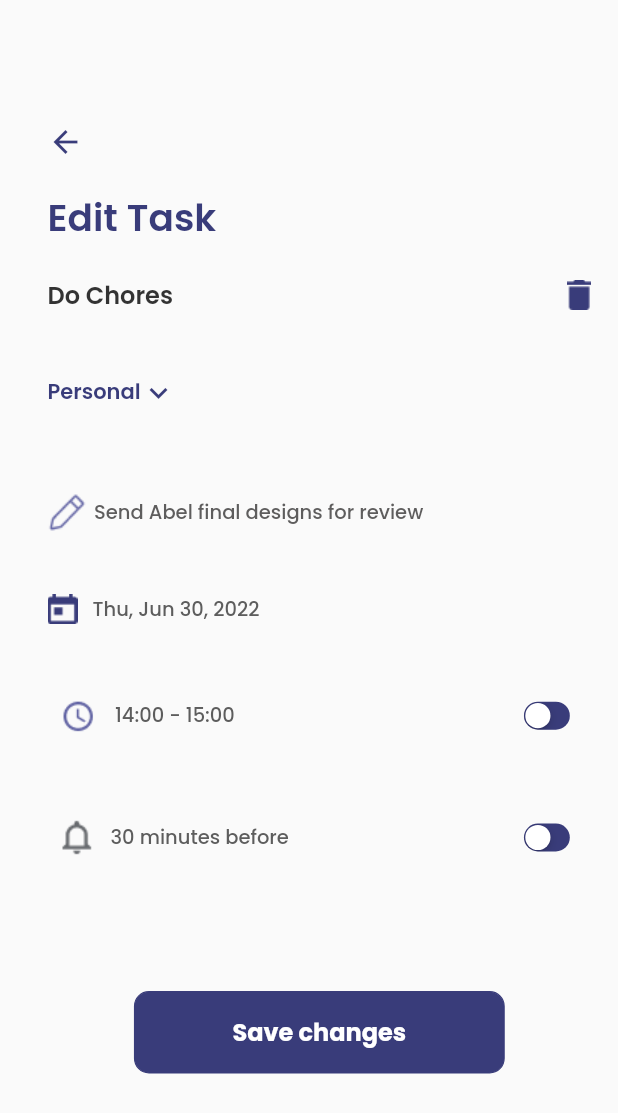
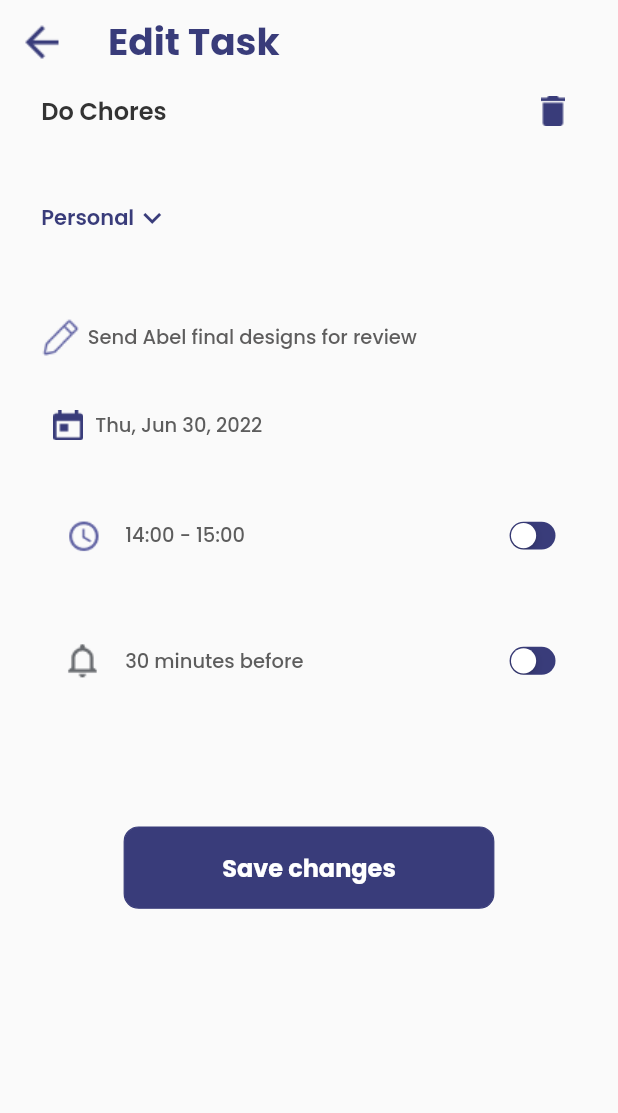
Before and after one commit to MJdugule/mind_pal, a Flutter app: the AllTasksScreen screen opened directly, after a tap on "Edit", on a phone screen of 412 x 824 dp. Shown: the top 1113 px of the screen. Run offline on Flutter 3.47's test engine with Material 2 defaults, Android fonts, the light colour scheme and no system bars; our stand-ins replace google_fonts, percent_indicator, shared_preferences, smooth_page_indicator; accounts and stored records are empty.

Commit message:
some minor and sllightly major style and nav fixes

```diff
--- a/lib/screens/home/alltasks.dart
+++ b/lib/screens/home/alltasks.dart
@@ -1,118 +1,135 @@
 import 'package:flutter/cupertino.dart';
 import 'package:flutter/material.dart';
 import 'package:google_fonts/google_fonts.dart';
+import 'package:mind_pal/screens/home/menu.dart';
 import 'package:mind_pal/shared_constants/components.dart';
 
 import '../../shared_constants/colours.dart';
 import '../../shared_constants/res_config.dart';
 
-class AllTasksScreen extends StatelessWidget {
+class AllTasksScreen extends StatefulWidget {
   const AllTasksScreen({Key? key}) : super(key: key);
+
+  @override
+  State<AllTasksScreen> createState() => _AllTasksScreenState();
+}
+
+class _AllTasksScreenState extends State<AllTasksScreen> {
+  List tasks = [
+    const TaskComponent(
+        taskCategory: 'Personal',
+        taskTitle: 'Do Chores',
+        taskTime: '09:00 - 10:30'),
+    const TaskComponent(
+        taskCategory: 'Personal',
+        taskTitle: 'Buy Groceries',
+        taskTime: '11:00 - 12:00'),
+    const TaskComponent(
+        taskCategory: 'Work',
+        taskTitle: 'Respond to Emails',
+        taskTime: '14:00 - 15:00'),
+  ];
 
   @override
   Widget build(BuildContext context) {
     ResConfig().init(context);
     return Scaffold(
-      body: SingleChildScrollView(
-        child: Padding(
-          padding: EdgeInsets.only(
-            left: ResConfig.screenWidth / 13,
-            top: ResConfig.screenWidth / 5,
-            right: ResConfig.screenWidth / 23,
+      appBar: AppBar(
+        title: Text(
+          'All Tasks',
+          style: GoogleFonts.poppins(
+            fontWeight: FontWeight.w700,
+            color: purpleText,
+            fontSize: 25,
           ),
+        ),
+        elevation: 0,
+        leading: InkWell(
+          onTap: () {
+            Navigator.pop(context);
+          },
+          child: Image.asset('assets/icons/back.png'),
+        ),
+        backgroundColor: Colors.transparent,
+      ),
+      body: Container(
+        padding: EdgeInsets.symmetric(horizontal: ResConfig.screenWidth / 15),
         child: Column(
           crossAxisAlignment: CrossAxisAlignment.start,
           children: [
-              Row(
-                children: [
-                  InkWell(
-                      onTap: () {
-                        Navigator.pop(context);
-                      },
-                      child: Icon(Icons.arrow_back, color: purpleText)),
-                  SizedBox(width: ResConfig.screenWidth / 20),
-                  Text('All Tasks',
-                      style: GoogleFonts.poppins(
-                          color: purpleText,
-                          fontSize: 30,
-                          fontWeight: FontWeight.w700)),
-                ],
-              ),
             SizedBox(height: ResConfig.screenHeight / 30),
             Text(
               'Everything you need to do in one place',
               style: GoogleFonts.poppins(
                   color: greyText, fontSize: 14, fontWeight: FontWeight.w600),
             ),
-              SizedBox(height: ResConfig.screenHeight / 15),
-              Row(children: [
-                Image.asset('assets/icons/Icon Artwork.png'),
-                SizedBox(width: ResConfig.screenWidth / 35),
+            Padding(
+              padding: EdgeInsets.only(top: ResConfig.screenHeight / 30),
+              child: Row(children: [
+                Padding(
+                  padding: const EdgeInsets.all(8.0),
+                  child: Image.asset('assets/icons/Icon Artwork.png'),
+                ),
                 Text('June 30, 2022',
                     style: GoogleFonts.poppins(
                         color: menuText,
                         fontSize: 15,
                         fontWeight: FontWeight.w600)),
-                SizedBox(width: ResConfig.screenWidth / 8),
-                Image.asset(
+                const Expanded(
+                  child: SizedBox(),
+                ),
+                Padding(
+                  padding: const EdgeInsets.all(8.0),
+                  child: Image.asset(
                     'assets/icons/filter-variant.png',
                     height: 30,
                     width: 30,
                   ),
-                SizedBox(
-                  width: 20,
                 ),
-                Image.asset(
+                Padding(
+                  padding: const EdgeInsets.all(8.0),
+                  child: Image.asset(
                     'assets/icons/Group 26995.png',
                     height: 30,
                     width: 30,
                   ),
-                SizedBox(
-                  width: 25,
                 ),
-                Image.asset(
+                Padding(
+                  padding: const EdgeInsets.all(8.0),
+                  child: Image.asset(
                     'assets/icons/angle-down.png',
                     height: 30,
                     width: 30,
                   ),
+                ),
               ]),
-              SizedBox(height: ResConfig.screenHeight / 25),
-              Text(
+            ),
+            Padding(
+              padding:
+                  EdgeInsets.symmetric(vertical: ResConfig.screenHeight / 30),
+              child: Text(
                 'Today',
                 style: GoogleFonts.poppins(
                     color: purpleText,
                     fontSize: 18,
                     fontWeight: FontWeight.w700),
               ),
+            ),
             SizedBox(
-                height: ResConfig.screenHeight / 25,
+              height: ResConfig.screenHeight / 2,
+              child: ListView.builder(
+                shrinkWrap: true,
+                itemBuilder: ((context, index) {
+                  return tasks[index];
+                }),
+                itemCount: tasks.length,
               ),
-              TaskComponent(
-                  taskCategory: 'Personal',
-                  taskTitle: 'Do Chores',
-                  taskTime: '09:00 - 10:30'),
-              SizedBox(
-                height: ResConfig.screenHeight / 25,
-              ),
-              TaskComponent(
-                  taskCategory: 'Personal',
-                  taskTitle: 'Buy Groceries',
-                  taskTime: '11:00 - 12:00'),
-              SizedBox(
-                height: ResConfig.screenHeight / 25,
-              ),
-              TaskComponent(
-                  taskCategory: 'Work',
-                  taskTitle: 'Respond to Emails',
-                  taskTime: '14:00 - 15:00'),
-              SizedBox(
-                height: ResConfig.screenHeight / 25,
             ),
             Align(
               alignment: Alignment.bottomRight,
               child: TextButton.icon(
                 onPressed: null,
-                    label: Icon(
+                label: const Icon(
                   Icons.keyboard_arrow_down_rounded,
                   color: purpleText,
                 ),
@@ -122,10 +139,10 @@ class AllTasksScreen extends StatelessWidget {
                       color: purpleText,
                       fontSize: 14,
                       fontWeight: FontWeight.w700),
-                    )),
-              )
+                ),
+              ),
+            ),
           ],
-          ),
         ),
       ),
     );
--- a/lib/screens/home/edit_tasks_screen.dart
+++ b/lib/screens/home/edit_tasks_screen.dart
@@ -1,12 +1,9 @@
-import 'package:flutter/cupertino.dart';
 import 'package:flutter/material.dart';
 import 'package:google_fonts/google_fonts.dart';
-import 'package:mind_pal/screens/home/alltasks.dart';
 import 'package:mind_pal/screens/home/saved.dart';
+import 'package:mind_pal/shared_constants/colours.dart';
+import 'package:mind_pal/shared_constants/res_config.dart';
 import 'package:mind_pal/shared_constants/widgets.dart';
-
-import '../../shared_constants/colours.dart';
-import '../../shared_constants/res_config.dart';
 
 class EditTasksScreen extends StatefulWidget {
   const EditTasksScreen(
@@ -24,45 +21,47 @@ class _EditTasksScreenState extends State<EditTasksScreen> {
   Widget build(BuildContext context) {
     ResConfig().init(context);
     return Scaffold(
+      appBar: AppBar(
+        title: Text(
+          'Edit Task',
+          style: GoogleFonts.poppins(
+            fontWeight: FontWeight.w700,
+            color: purpleText,
+            fontSize: 25,
+          ),
+        ),
+        elevation: 0,
+        leading: InkWell(
+          onTap: () {
+            Navigator.pop(context);
+          },
+          child: Image.asset('assets/icons/back.png'),
+        ),
+        backgroundColor: Colors.transparent,
+      ),
       body: SingleChildScrollView(
-        child: Padding(
-          padding: EdgeInsets.only(
-            left: ResConfig.screenWidth / 13,
-            top: ResConfig.screenWidth / 5,
-            right: ResConfig.screenWidth / 23,
-          ),
+        child: Container(
+          padding: EdgeInsets.symmetric(horizontal: ResConfig.screenWidth / 15),
           child: Column(
             crossAxisAlignment: CrossAxisAlignment.start,
             children: [
-              InkWell(
-                  onTap: () {
-                    Navigator.pop(context);
-                  },
-                  child: Icon(Icons.arrow_back, color: purpleText)),
-              SizedBox(
-                height: ResConfig.screenWidth / 20,
-              ),
-              Text(
-                'Edit Task',
-                style: GoogleFonts.poppins(
-                    color: purpleText,
-                    fontSize: 25,
-                    fontWeight: FontWeight.w600),
-              ),
-              SizedBox(
-                height: ResConfig.screenWidth / 20,
-              ),
-              Row(mainAxisAlignment: MainAxisAlignment.spaceBetween, children: [
+              Row(
+                mainAxisAlignment: MainAxisAlignment.spaceBetween,
+                children: [
                   Text(widget.taskTitle,
                       style: GoogleFonts.poppins(
                           color: menuText,
                           fontSize: 16,
                           fontWeight: FontWeight.w600)),
-                Image.asset(
+                  Padding(
+                    padding: const EdgeInsets.all(8.0),
+                    child: Image.asset(
                       'assets/icons/delete.png',
                       height: 20,
                     ),
-              ]),
+                  ),
+                ],
+              ),
               SizedBox(
                 height: ResConfig.screenWidth / 10,
               ),
@@ -75,7 +74,7 @@ class _EditTasksScreenState extends State<EditTasksScreen> {
                         fontSize: 14,
                         fontWeight: FontWeight.w600),
                   ),
-                  Icon(
+                  const Icon(
                     Icons.keyboard_arrow_down_sharp,
                     color: purpleText,
                   )
@@ -100,16 +99,16 @@ class _EditTasksScreenState extends State<EditTasksScreen> {
                 ],
               ),
               SizedBox(
-                height: ResConfig.screenHeight / 20,
+                height: ResConfig.screenHeight / 30,
               ),
               Row(
                 children: [
-                  Image.asset(
+                  Padding(
+                    padding: const EdgeInsets.all(8.0),
+                    child: Image.asset(
                       'assets/icons/Icon Artwork.png',
                       height: 20,
                     ),
-                  SizedBox(
-                    width: 10,
                   ),
                   Text(
                     'Thu, Jun 30, 2022',
@@ -121,16 +120,16 @@ class _EditTasksScreenState extends State<EditTasksScreen> {
                 ],
               ),
               SizedBox(
-                height: ResConfig.screenHeight / 20,
+                height: ResConfig.screenHeight / 30,
               ),
               Row(
                 children: [
-                  Image.asset(
+                  Padding(
+                    padding: const EdgeInsets.all(8.0),
+                    child: Image.asset(
                       'assets/icons/clock.png',
                       height: 40,
                     ),
-                  SizedBox(
-                    width: 5,
                   ),
                   Text(
                     '14:00 - 15:00',
@@ -144,16 +143,16 @@ class _EditTasksScreenState extends State<EditTasksScreen> {
                 ],
               ),
               SizedBox(
-                height: ResConfig.screenHeight / 20,
+                height: ResConfig.screenHeight / 30,
               ),
               Row(
                 children: [
-                  Image.asset(
+                  Padding(
+                    padding: const EdgeInsets.all(8.0),
+                    child: Image.asset(
                       'assets/icons/bell-outline.png',
                       height: 40,
                     ),
-                  SizedBox(
-                    width: 2,
                   ),
                   Text(
                     '30 minutes before',
@@ -169,12 +168,10 @@ class _EditTasksScreenState extends State<EditTasksScreen> {
               SizedBox(height: ResConfig.screenHeight / 10),
               GestureDetector(
                   onTap: () {
-                      Navigator.push(
-          context,
-          MaterialPageRoute(
-              builder: (context) =>  SavedScreen()));
+                    Navigator.pushReplacement(context,
+                        MaterialPageRoute(builder: (context) => SavedScreen()));
                   },
-                  child: Center(
+                  child: const Center(
                       child: GetStartedButton(
                           color: Color(0xFF393c7A),
                           text: 'Save changes',
--- a/lib/screens/home/home.dart
+++ b/lib/screens/home/home.dart
@@ -29,8 +29,7 @@ class _HomeScreenState extends State<HomeScreen> {
       drawerEnableOpenDragGesture: true,
       drawer: Drawer(
         child: const Menu(),
-
-        //width: MediaQuery.of(context).size.width,
+        width: ResConfig.screenWidth,
       ),
       appBar: AppBar(
         iconTheme: const IconThemeData(
--- a/lib/screens/home/menu.dart
+++ b/lib/screens/home/menu.dart
@@ -2,6 +2,8 @@ import 'package:flutter/material.dart';
 import 'package:google_fonts/google_fonts.dart';
 import 'package:mind_pal/screens/home/bucket_list/bucket_congrats.dart';
 import 'package:mind_pal/screens/home/bucket_list/bucket_digital.dart';
+import 'package:mind_pal/screens/home/bucket_list/bucket_welcome.dart';
+import 'package:mind_pal/screens/home/home.dart';
 import 'package:mind_pal/shared_constants/colours.dart';
 import 'package:mind_pal/shared_constants/res_config.dart';
 import 'package:mind_pal/shared_constants/widgets.dart';
@@ -40,7 +42,7 @@ class _MenuState extends State<Menu> {
       body: Padding(
         padding: const EdgeInsets.all(16.0),
         child: Column(
-          crossAxisAlignment: CrossAxisAlignment.start,
+          crossAxisAlignment: CrossAxisAlignment.center,
           children: [
             Text(
               'How are you planning today?',
@@ -77,7 +79,7 @@ class _MenuState extends State<Menu> {
                         Navigator.push(
                             context,
                             MaterialPageRoute(
-                                builder: (context) => BucketDigital()));
+                                builder: (context) => BucketList()));
                       },
                       child: MenuBox(color: creamMenuBox, text: 'My Lists')),
                 ],
--- a/lib/shared_constants/components.dart
+++ b/lib/shared_constants/components.dart
@@ -1,11 +1,17 @@
 import 'package:flutter/material.dart';
 import 'package:google_fonts/google_fonts.dart';
+import 'package:mind_pal/shared_constants/res_config.dart';
 
 import '../screens/home/edit_tasks_screen.dart';
 import 'colours.dart';
 
 class TaskComponent extends StatelessWidget {
-  const TaskComponent({Key? key, required this.taskCategory, required this.taskTitle, required this.taskTime}) : super(key: key);
+  const TaskComponent(
+      {Key? key,
+      required this.taskCategory,
+      required this.taskTitle,
+      required this.taskTime})
+      : super(key: key);
   final String taskCategory;
   final String taskTitle;
   final String taskTime;
@@ -15,8 +21,14 @@ class TaskComponent extends StatelessWidget {
     return Column(
       crossAxisAlignment: CrossAxisAlignment.start,
       children: [
-        Text(taskCategory, style: GoogleFonts.poppins(color: lightPurpleText, fontSize: 16, fontWeight: FontWeight.w600)),
-    SizedBox(height: 10,),
+        Text(taskCategory,
+            style: GoogleFonts.poppins(
+                color: lightPurpleText,
+                fontSize: 16,
+                fontWeight: FontWeight.w600)),
+        SizedBox(
+          height: 10,
+        ),
         Padding(
           padding: const EdgeInsets.only(left: 10),
           child: Column(
@@ -25,30 +37,53 @@ class TaskComponent extends StatelessWidget {
               Row(
                 mainAxisAlignment: MainAxisAlignment.start,
                 children: [
-      Text(taskTitle, style: GoogleFonts.poppins(color: taskDarkText, fontSize: 15,  fontWeight: FontWeight.w500),),
+                  Text(
+                    taskTitle,
+                    style: GoogleFonts.poppins(
+                        color: taskDarkText,
+                        fontSize: 15,
+                        fontWeight: FontWeight.w500),
+                  ),
                   Spacer(),
-
                   Image.asset('assets/icons/bell-ring-outline.png'),
-
                   Image.asset('assets/icons/checked.png'),
                 ],
               ),
-
-      Text(taskTime, style: GoogleFonts.poppins(color: menuText, fontSize: 13, fontWeight: FontWeight.w600),),
+              Text(
+                taskTime,
+                style: GoogleFonts.poppins(
+                    color: menuText, fontSize: 13, fontWeight: FontWeight.w600),
+              ),
               Align(
                 alignment: Alignment.bottomRight,
                 child: InkWell(
                   highlightColor: Colors.blue.withOpacity(0.4),
-
                   splashColor: Colors.purple.shade100,
-      onTap: (){
+                  onTap: () {
                     Navigator.push(
                         context,
                         MaterialPageRoute(
-                builder: (context) => EditTasksScreen(taskCategory: taskCategory, taskTitle: taskTitle,)));
+                            builder: (context) => EditTasksScreen(
+                                  taskCategory: taskCategory,
+                                  taskTitle: taskTitle,
+                                )));
                   },
-        child: Text('Edit', style: GoogleFonts.poppins(color: purpleText, fontSize: 14, fontWeight: FontWeight.w700),)))
+                  child: Text(
+                    'Edit',
+                    style: GoogleFonts.poppins(
+                        color: purpleText,
+                        fontSize: 14,
+                        fontWeight: FontWeight.w700),
+                  ),
+                ),
+              ),
+              SizedBox(
+                height: ResConfig.screenHeight / 25,
+              ),
             ],
-    ))] );
+          ),
+        ),
+      ],
+    );
   }
 }
--- a/pubspec.yaml
+++ b/pubspec.yaml
@@ -37,7 +37,7 @@ dependencies:
   smooth_page_indicator: ^1.0.0+1
   shared_preferences: ^2.0.13
   google_fonts: ^2.1.0
-  #percent_indicator: ^4.2.2
+  percent_indicator: ^4.2.2
   http: ^0.13.4
 
 dev_dependencies:
```
Also changed, not shown: lib/main.dart (+5 -18 lines), lib/screens/BucketList/my_list.dart (deleted, +0 -90 lines), lib/screens/authentication/login_screen.dart (+2 -29 lines), lib/screens/home/bucket_list/bucket_welcome.dart (renamed from lib/screens/BucketList/bucket_list.dart, +20 -10 lines), lib/screens/home/bucket_list/layout.dart (renamed from lib/screens/BucketList/layout.dart, +21 -14 lines), lib/screens/home/bucket_list/list_name.dart (renamed from lib/screens/BucketList/list_name.dart, +17 -5 lines), lib/screens/home/bucket_list/my_list.dart (added, +104 -0 lines), lib/screens/home/bucket_list/section.dart (renamed from lib/screens/BucketList/section.dart, +31 -9 lines), lib/screens/home/what_would_you_like_to_do.dart (+11 -9 lines), lib/shared_constants/widgets.dart (+22 -17 lines), assets/icons/arrow_forward.png (added), assets/icons/icon_pencil.png (renamed from assets/images/icon_pencil.png), pubspec.lock, 1 other file. Lines whose indentation alone changed are shown as unchanged.
